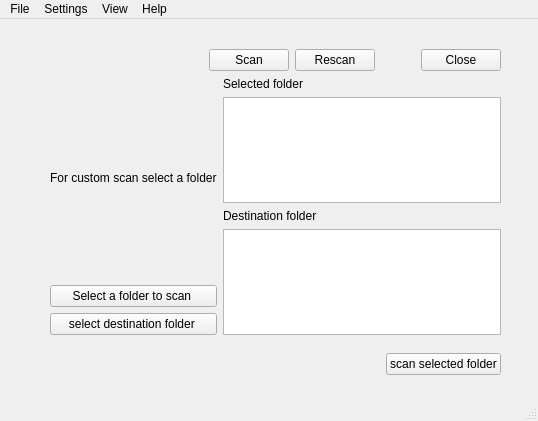
First picture: the form in mainwindow.ui, repository PicaPrime/dataRec, before the edit.
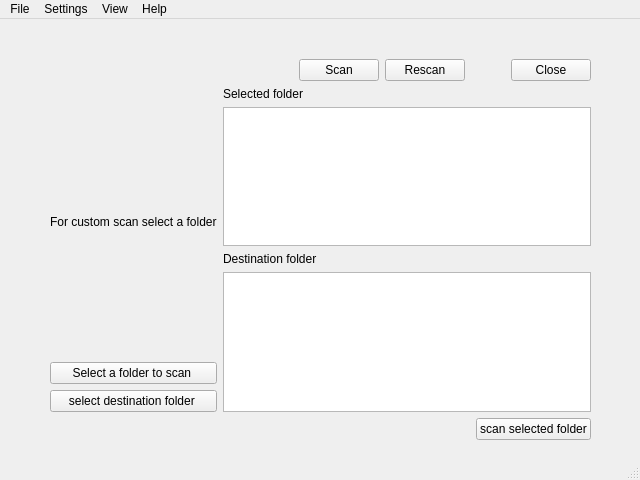
Second picture: the form after the edit.

The edit to the form file:
```diff
--- a/mainwindow.ui
+++ b/mainwindow.ui
@@ -6,8 +6,8 @@
    <rect>
     <x>0</x>
     <y>0</y>
-    <width>538</width>
-    <height>421</height>
+    <width>640</width>
+    <height>480</height>
    </rect>
   </property>
   <property name="windowTitle">
@@ -18,50 +18,13 @@
     <property name="geometry">
      <rect>
       <x>50</x>
-      <y>330</y>
-      <width>451</width>
-      <height>31</height>
+      <y>20</y>
+      <width>541</width>
+      <height>401</height>
      </rect>
     </property>
-    <layout class="QHBoxLayout" name="horizontalLayout_4">
+    <layout class="QVBoxLayout" name="verticalLayout_7">
      <item>
-      <widget class="QLabel" name="label_signal">
-       <property name="text">
-        <string/>
-       </property>
-      </widget>
-     </item>
-     <item>
-      <spacer name="horizontalSpacer_4">
-       <property name="orientation">
-        <enum>Qt::Orientation::Horizontal</enum>
-       </property>
-       <property name="sizeHint" stdset="0">
-        <size>
-         <width>40</width>
-         <height>20</height>
-        </size>
-       </property>
-      </spacer>
-     </item>
-     <item>
-      <widget class="QPushButton" name="pushButton_scanSelected">
-       <property name="text">
-        <string>scan selected folder</string>
-       </property>
-      </widget>
-     </item>
-    </layout>
-   </widget>
-   <widget class="QWidget" name="">
-    <property name="geometry">
-     <rect>
-      <x>50</x>
-      <y>10</y>
-      <width>451</width>
-      <height>306</height>
-     </rect>
-    </property>
     <layout class="QVBoxLayout" name="verticalLayout_8">
      <item>
       <layout class="QHBoxLayout" name="horizontalLayout_2">
@@ -237,6 +200,39 @@
       </layout>
      </item>
     </layout>
+     </item>
+     <item>
+      <layout class="QHBoxLayout" name="horizontalLayout_4">
+       <item>
+        <widget class="QLabel" name="label_signal">
+         <property name="text">
+          <string/>
+         </property>
+        </widget>
+       </item>
+       <item>
+        <spacer name="horizontalSpacer_4">
+         <property name="orientation">
+          <enum>Qt::Orientation::Horizontal</enum>
+         </property>
+         <property name="sizeHint" stdset="0">
+          <size>
+           <width>40</width>
+           <height>20</height>
+          </size>
+         </property>
+        </spacer>
+       </item>
+       <item>
+        <widget class="QPushButton" name="pushButton_scanSelected">
+         <property name="text">
+          <string>scan selected folder</string>
+         </property>
+        </widget>
+       </item>
+      </layout>
+     </item>
+    </layout>
    </widget>
   </widget>
   <widget class="QMenuBar" name="menubar">
@@ -244,7 +240,7 @@
     <rect>
      <x>0</x>
      <y>0</y>
-     <width>538</width>
+     <width>640</width>
      <height>25</height>
     </rect>
    </property>
```
Lines whose indentation alone changed are shown as unchanged.
